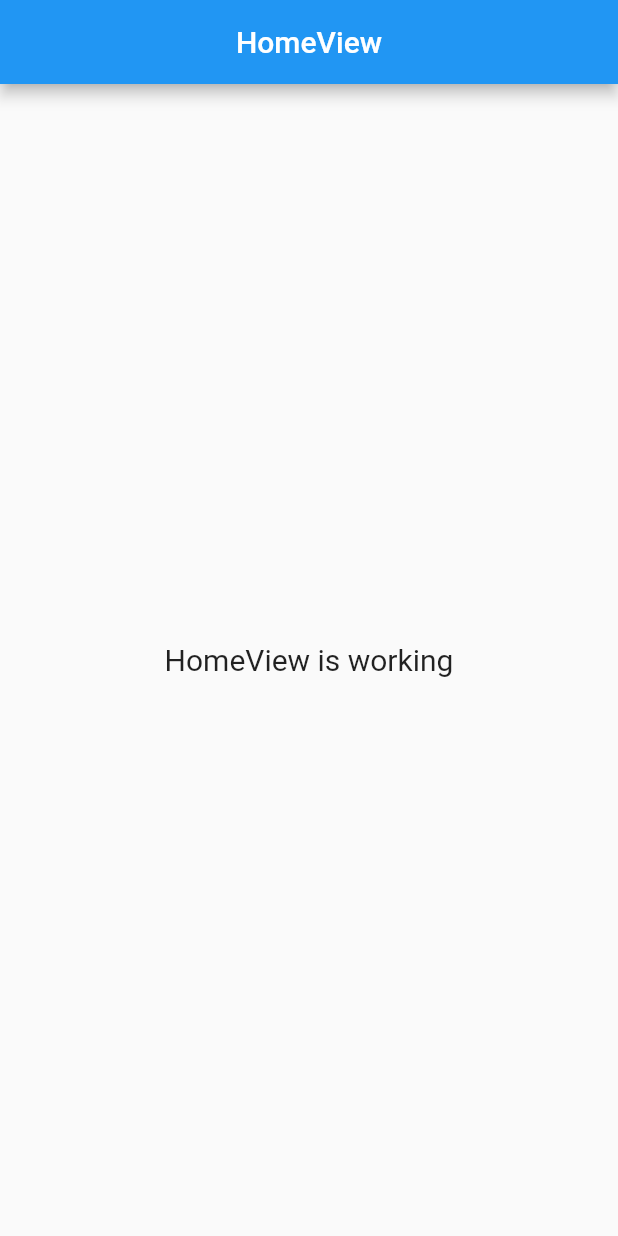
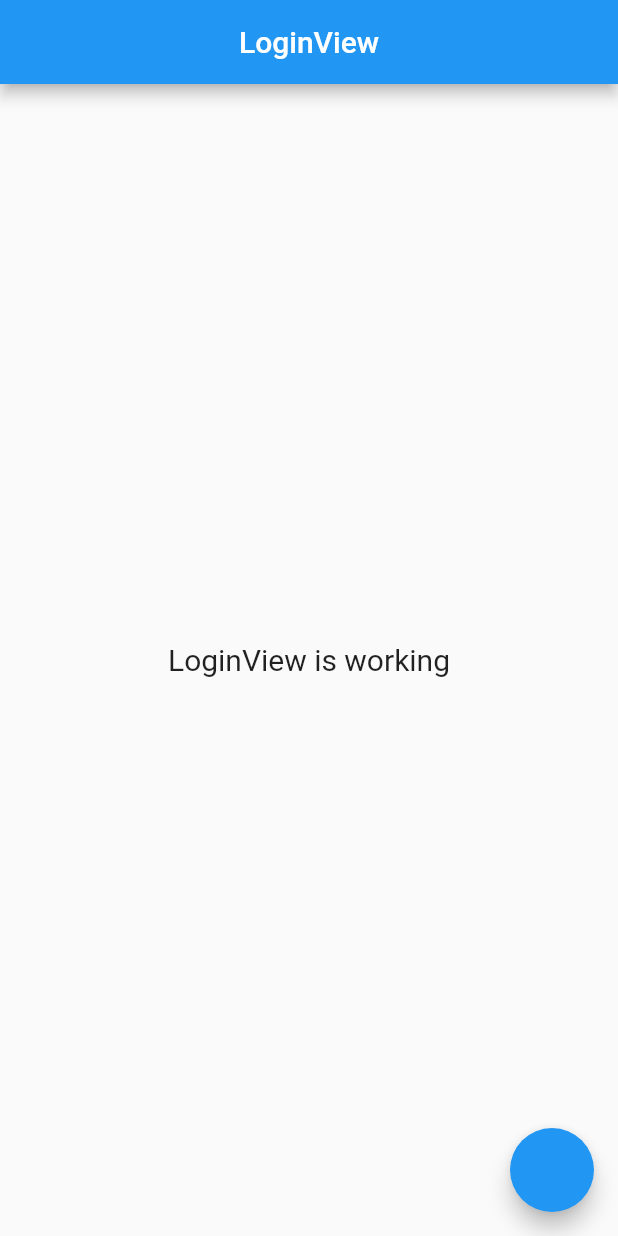
Before and after one commit to wikugw/flutter-money-monitoring, a Flutter app: the screen it shows after launch, on a phone screen of 412 x 824 dp. Run offline on Flutter 3.47's test engine with Material 2 defaults, Android fonts, the phone set to English and light mode, and no system bars; our stand-ins replace firebase_auth, firebase_core, get, google_sign_in; accounts and stored records are empty.

Commit message:
Buat google auth dan User model
- Buat google auth
- Buat user model

```diff
--- /dev/null
+++ b/lib/app/modules/login/controllers/login_controller.dart
@@ -0,0 +1,3 @@
+import 'package:get/get.dart';
+
+class LoginController extends GetxController {}
--- /dev/null
+++ b/lib/app/modules/login/views/login_view.dart
@@ -0,0 +1,27 @@
+import 'package:flutter/material.dart';
+
+import 'package:get/get.dart';
+import 'package:money_monitoring/app/controllers/auth_controller.dart';
+
+import '../controllers/login_controller.dart';
+
+class LoginView extends GetView<LoginController> {
+  final authC = Get.put(AuthController(), permanent: true);
+  @override
+  Widget build(BuildContext context) {
+    return Scaffold(
+      appBar: AppBar(
+        title: Text('LoginView'),
+        centerTitle: true,
+      ),
+      body: Center(
+        child: Text(
+          'LoginView is working',
+          style: TextStyle(fontSize: 20),
+        ),
+      ),
+      floatingActionButton:
+          FloatingActionButton(onPressed: () => authC.gmailLogin()),
+    );
+  }
+}
--- a/lib/app/routes/app_pages.dart
+++ b/lib/app/routes/app_pages.dart
@@ -2,6 +2,8 @@ import 'package:get/get.dart';
 
 import 'package:money_monitoring/app/modules/home/bindings/home_binding.dart';
 import 'package:money_monitoring/app/modules/home/views/home_view.dart';
+import 'package:money_monitoring/app/modules/login/bindings/login_binding.dart';
+import 'package:money_monitoring/app/modules/login/views/login_view.dart';
 
 part 'app_routes.dart';
 
@@ -16,5 +18,10 @@ class AppPages {
       page: () => HomeView(),
       binding: HomeBinding(),
     ),
+    GetPage(
+      name: _Paths.LOGIN,
+      page: () => LoginView(),
+      binding: LoginBinding(),
+    ),
   ];
 }
--- a/lib/app/routes/app_routes.dart
+++ b/lib/app/routes/app_routes.dart
@@ -5,8 +5,10 @@ abstract class Routes {
   Routes._();
 
   static const HOME = _Paths.HOME;
+  static const LOGIN = _Paths.LOGIN;
 }
 
 abstract class _Paths {
   static const HOME = '/home';
+  static const LOGIN = '/login';
 }
--- a/lib/main.dart
+++ b/lib/main.dart
@@ -6,8 +6,8 @@ import 'package:get/get.dart';
 import 'app/routes/app_pages.dart';
 
 void main() async {
+  WidgetsFlutterBinding.ensureInitialized();
   await Firebase.initializeApp();
-  WidgetsFlutterBinding.ensureInitialized();
   runApp(MyApp());
 }
 
@@ -18,7 +18,7 @@ class MyApp extends StatelessWidget {
   Widget build(BuildContext context) {
     return GetMaterialApp(
       title: "Application",
-      initialRoute: AppPages.INITIAL,
+      initialRoute: Routes.LOGIN,
       getPages: AppPages.routes,
     );
   }
--- a/pubspec.yaml
+++ b/pubspec.yaml
@@ -9,6 +9,8 @@ dependencies:
   cupertino_icons: ^1.0.2
   get: 4.3.8
   firebase_core: 1.7.0
+  firebase_auth: 3.1.3
+  google_sign_in: 5.1.0
   flutter:
     sdk: flutter
 
```
Also changed, not shown: assets/models/user.json (added, +31 -0 lines), lib/app/controllers/auth_controller.dart (added, +27 -0 lines), lib/app/modules/home/data/models/user_model.dart (added, +145 -0 lines), lib/app/modules/login/bindings/login_binding.dart (added, +12 -0 lines), pubspec.lock, 1 other file.
